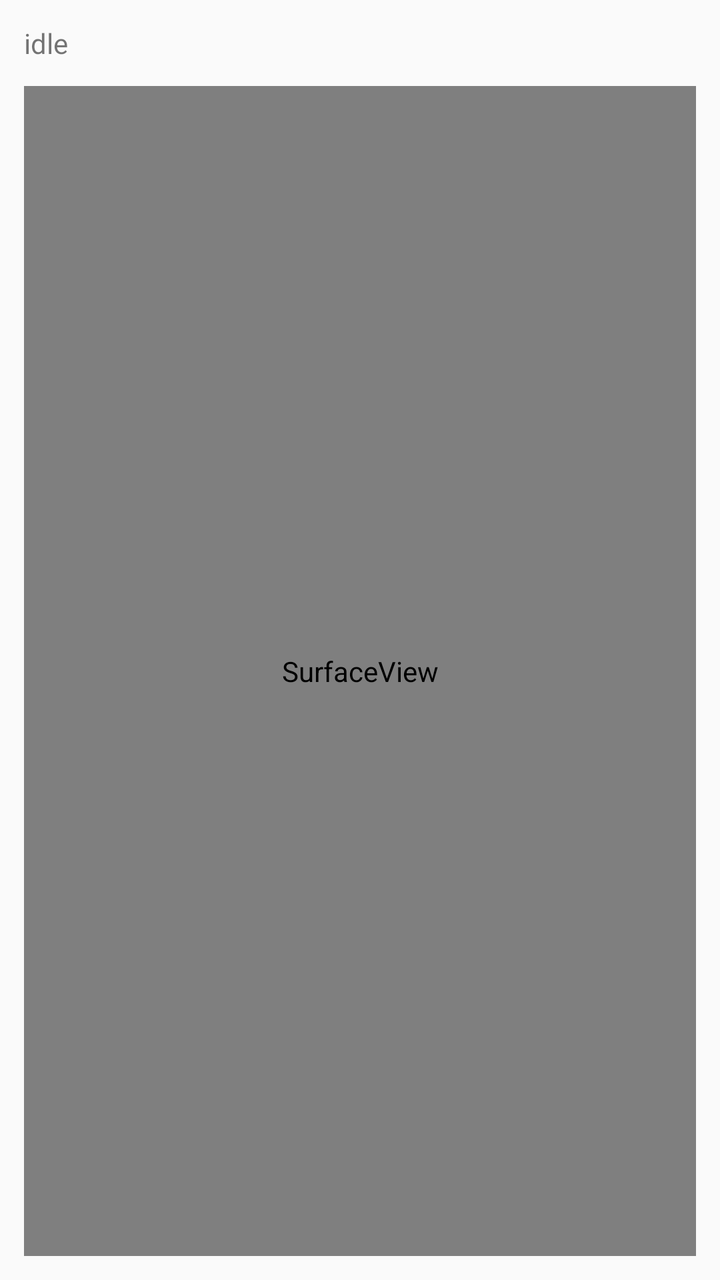
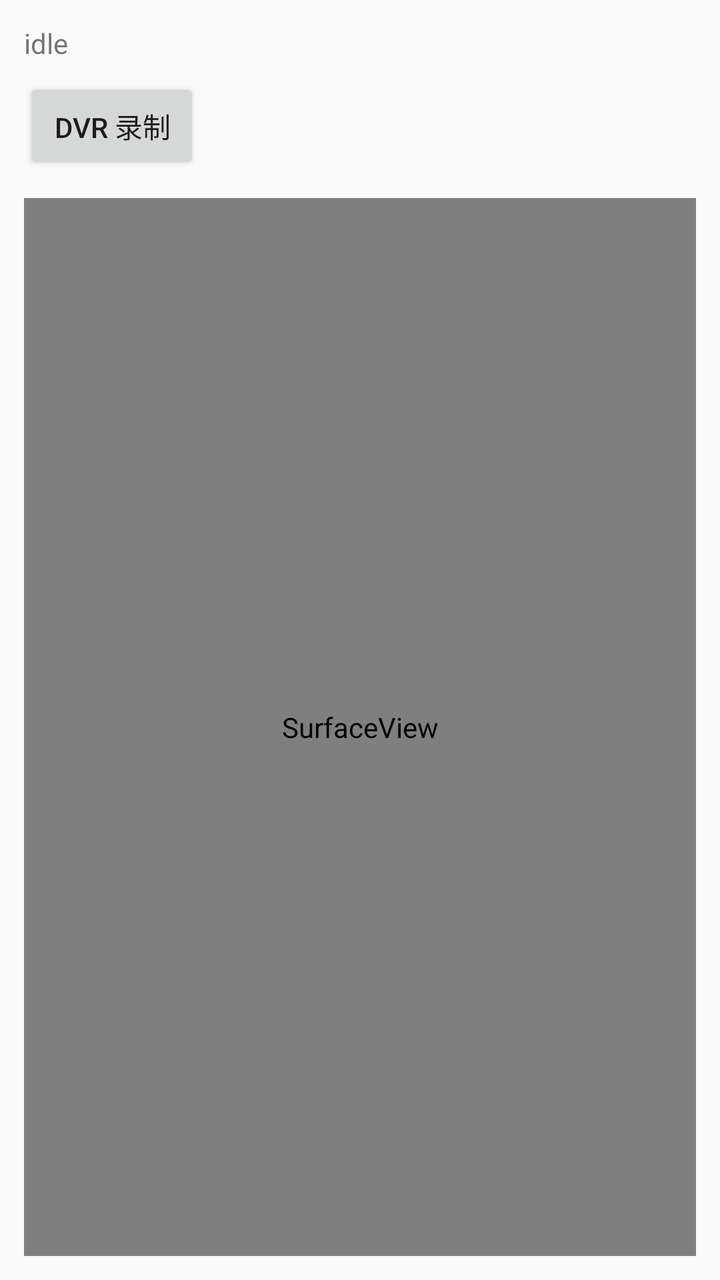

Before-and-after screenshots of an Android layout around one commit, followed by the original layout XML and the change that was made.
<!-- AndroidManifest.xml: application theme Theme.AppCompat.DayNight.NoActionBar -->
<!-- res/layout/activity_client.xml -->
<?xml version="1.0" encoding="utf-8"?>
<LinearLayout xmlns:android="http://schemas.android.com/apk/res/android"
    android:orientation="vertical"
    android:padding="12dp"
    android:layout_width="match_parent"
    android:layout_height="match_parent">

    <TextView
        android:id="@+id/status"
        android:layout_width="match_parent"
        android:layout_height="wrap_content"
        android:text="idle"
        android:textSize="14sp" />

    <SurfaceView
        android:id="@+id/preview"
        android:layout_marginTop="12dp"
        android:layout_width="match_parent"
        android:layout_height="match_parent" />

</LinearLayout>
<!-- resources referenced by this layout -->
<resources>

</resources>

<!-- the commit's change to res/layout/activity_client.xml (unified diff, before → after) -->
@@ -12,6 +12,13 @@
         android:text="idle"
         android:textSize="14sp" />
 
+    <Button
+        android:id="@+id/btn_go_dvr"
+        android:layout_width="wrap_content"
+        android:layout_height="wrap_content"
+        android:layout_marginTop="8dp"
+        android:text="DVR 录制" />
+
     <SurfaceView
         android:id="@+id/preview"
         android:layout_marginTop="12dp"
